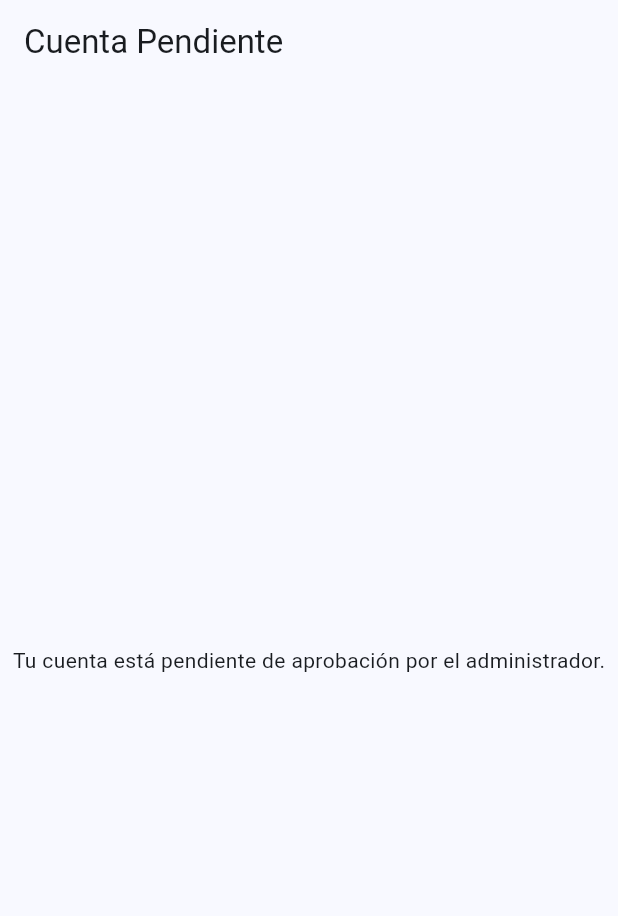
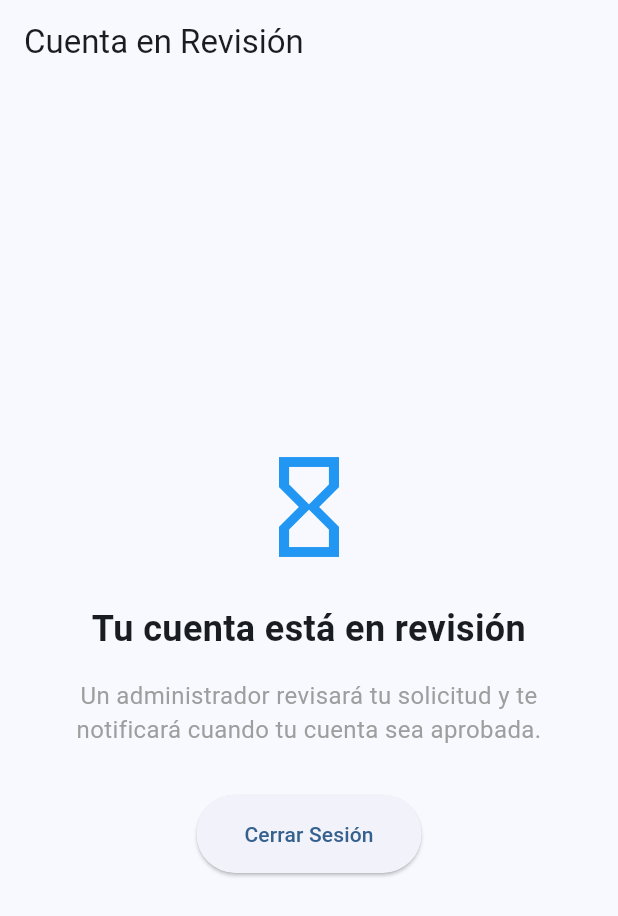
Before and after one commit to CiroCortes/asistencias_cristianaa, a Flutter app: the screen it shows once a user with an empty profile is signed in, on a phone screen of 412 x 824 dp. Shown: the top 916 px of the screen. Run offline on Flutter 3.47's test engine with Material 3 defaults, Android fonts, the phone set to English and light mode, and no system bars; our stand-ins replace cloud_firestore, connectivity_plus, firebase_auth, firebase_core, fl_chart, google_sign_in; accounts and stored records are empty; network calls fail.

Commit message:
se implementan inicion de sesion mas robustos

```diff
--- a/lib/core/services/auth_service.dart
+++ b/lib/core/services/auth_service.dart
@@ -179,10 +179,8 @@ class AuthService {
   // Cerrar sesión
   Future<void> signOut() async {
     try {
-      await Future.wait([
-        _auth.signOut(),
-        _googleSignIn.signOut(),
-      ]);
+      await _auth.signOut();
+      await _googleSignIn.signOut();
     } catch (e) {
       throw Exception('Error al cerrar sesión: $e');
     }
--- a/lib/main.dart
+++ b/lib/main.dart
@@ -2,6 +2,7 @@ import 'package:flutter/material.dart';
 import 'package:asistencias_app/presentation/screens/auth/auth_wrapper.dart';
 import 'package:asistencias_app/presentation/screens/auth/login_screen.dart';
 import 'package:asistencias_app/presentation/screens/auth/register_screen.dart';
+import 'package:asistencias_app/presentation/screens/auth/pending_approval_screen.dart';
 import 'package:asistencias_app/presentation/screens/admin_dashboard/admin_dashboard_screen.dart';
 import 'package:asistencias_app/presentation/screens/user_dashboard/user_dashboard_screen.dart';
 import 'package:asistencias_app/core/providers/user_provider.dart';
@@ -66,6 +67,7 @@ class AsistenciasApp extends StatelessWidget {
           '/': (context) => const AuthWrapper(),
           '/login': (context) => const LoginScreen(),
           '/register': (context) => const RegisterScreen(),
+          '/pending_approval': (context) => const PendingApprovalScreen(),
           '/admin_dashboard': (context) => const AdminDashboardScreen(),
           '/user_dashboard': (context) => const UserDashboardScreen(),
         },
--- a/lib/presentation/screens/auth/auth_wrapper.dart
+++ b/lib/presentation/screens/auth/auth_wrapper.dart
@@ -2,23 +2,118 @@ import 'package:flutter/material.dart';
 import 'package:firebase_auth/firebase_auth.dart';
 import 'package:asistencias_app/core/providers/user_provider.dart';
 import 'package:asistencias_app/presentation/screens/auth/login_screen.dart';
+import 'package:asistencias_app/presentation/screens/auth/pending_approval_screen.dart';
 import 'package:asistencias_app/presentation/screens/admin_dashboard/admin_dashboard_screen.dart';
 import 'package:asistencias_app/presentation/screens/user_dashboard/user_dashboard_screen.dart';
 import 'package:provider/provider.dart';
+import 'package:connectivity_plus/connectivity_plus.dart';
 
-class AuthWrapper extends StatelessWidget {
+class AuthWrapper extends StatefulWidget {
   const AuthWrapper({super.key});
 
   @override
+  State<AuthWrapper> createState() => _AuthWrapperState();
+}
+
+class _AuthWrapperState extends State<AuthWrapper> {
+  bool _isCheckingConnection = true;
+  bool _hasConnection = true;
+
+  @override
+  void initState() {
+    super.initState();
+    _checkConnection();
+    // Cargar el usuario después de que el widget esté montado
+    WidgetsBinding.instance.addPostFrameCallback((_) {
+      if (mounted) {
+        final userProvider = context.read<UserProvider>();
+        userProvider.loadUser();
+      }
+    });
+  }
+
+  Future<void> _checkConnection() async {
+    if (!mounted) return;
+
+    setState(() {
+      _isCheckingConnection = true;
+    });
+
+    try {
+      final connectivityResult = await Connectivity().checkConnectivity();
+      setState(() {
+        _hasConnection = connectivityResult != ConnectivityResult.none;
+        _isCheckingConnection = false;
+      });
+    } catch (e) {
+      if (mounted) {
+        setState(() {
+          _hasConnection = false;
+          _isCheckingConnection = false;
+        });
+      }
+    }
+  }
+
+  @override
   Widget build(BuildContext context) {
+    if (_isCheckingConnection) {
+      return const Scaffold(
+        body: Center(
+          child: CircularProgressIndicator(),
+        ),
+      );
+    }
+
+    if (!_hasConnection) {
+      return Scaffold(
+        body: Center(
+          child: Column(
+            mainAxisAlignment: MainAxisAlignment.center,
+            children: [
+              const Icon(Icons.wifi_off, size: 48, color: Colors.red),
+              const SizedBox(height: 16),
+              const Text(
+                'No hay conexión a internet',
+                style: TextStyle(fontSize: 18),
+              ),
+              const SizedBox(height: 16),
+              ElevatedButton(
+                onPressed: _checkConnection,
+                child: const Text('Reintentar'),
+              ),
+            ],
+          ),
+        ),
+      );
+    }
+
     return StreamBuilder<User?>(
       stream: FirebaseAuth.instance.authStateChanges(),
       builder: (context, snapshot) {
         // Si hay un error en la autenticación
         if (snapshot.hasError) {
-          return const Scaffold(
+          return Scaffold(
             body: Center(
-              child: Text('Error en la autenticación'),
+              child: Column(
+                mainAxisAlignment: MainAxisAlignment.center,
+                children: [
+                  const Icon(Icons.error_outline, size: 48, color: Colors.red),
+                  const SizedBox(height: 16),
+                  Text(
+                    'Error en la autenticación: ${snapshot.error}',
+                    textAlign: TextAlign.center,
+                  ),
+                  const SizedBox(height: 16),
+                  ElevatedButton(
+                    onPressed: () {
+                      final userProvider = context.read<UserProvider>();
+                      userProvider.loadUser();
+                    },
+                    child: const Text('Reintentar'),
+                  ),
+                ],
+              ),
             ),
           );
         }
@@ -32,14 +127,15 @@ class AuthWrapper extends StatelessWidget {
           );
         }
 
-        // Si hay un usuario autenticado
-        if (snapshot.hasData && snapshot.data != null) {
-          // Cargar los datos del usuario en el provider
-          context.read<UserProvider>().loadUser();
+        // Si no hay usuario autenticado
+        if (!snapshot.hasData) {
+          return const LoginScreen();
+        }
 
-          // Esperar a que el usuario esté cargado
+        // Si hay usuario autenticado, verificar su estado
         return Consumer<UserProvider>(
           builder: (context, userProvider, _) {
+            // Si está cargando el usuario
             if (userProvider.isLoading) {
               return const Scaffold(
                 body: Center(
@@ -48,23 +144,56 @@ class AuthWrapper extends StatelessWidget {
               );
             }
 
-              final user = userProvider.user;
-              if (user == null) {
-                return const LoginScreen();
-              }
-
-              // Redirigir según el rol
-              if (userProvider.isAdmin) {
-                return const AdminDashboardScreen();
-              } else {
-                return const UserDashboardScreen();
-              }
+            // Si hay un error en el provider
+            if (userProvider.errorMessage != null) {
+              return Scaffold(
+                body: Center(
+                  child: Column(
+                    mainAxisAlignment: MainAxisAlignment.center,
+                    children: [
+                      const Icon(Icons.error_outline, size: 48, color: Colors.red),
+                      const SizedBox(height: 16),
+                      Text(
+                        userProvider.errorMessage!,
+                        textAlign: TextAlign.center,
+                      ),
+                      const SizedBox(height: 16),
+                      ElevatedButton(
+                        onPressed: () {
+                          userProvider.loadUser();
                         },
+                        child: const Text('Reintentar'),
+                      ),
+                    ],
+                  ),
+                ),
               );
             }
 
-        // Si no hay usuario autenticado
-        return const LoginScreen();
+            final user = userProvider.user;
+
+            // Si no se pudo cargar el usuario
+            if (user == null) {
+              // Forzar recarga del usuario
+              userProvider.loadUser();
+              return const Scaffold(
+                body: Center(
+                  child: CircularProgressIndicator(),
+                ),
+              );
+            }
+
+            // Si el usuario no está aprobado, mostrar pantalla de espera
+            if (!user.isApproved) {
+              return const PendingApprovalScreen();
+            }
+
+            // Si el usuario está aprobado, mostrar el dashboard correspondiente
+            return user.role == 'admin'
+                ? const AdminDashboardScreen()
+                : const UserDashboardScreen();
+          },
+        );
       },
     );
   }
--- /dev/null
+++ b/lib/presentation/screens/auth/pending_approval_screen.dart
@@ -0,0 +1,99 @@
+import 'package:flutter/material.dart';
+import 'package:firebase_auth/firebase_auth.dart';
+import 'package:asistencias_app/core/services/auth_service.dart';
+
+class PendingApprovalScreen extends StatefulWidget {
+  const PendingApprovalScreen({super.key});
+
+  @override
+  State<PendingApprovalScreen> createState() => _PendingApprovalScreenState();
+}
+
+class _PendingApprovalScreenState extends State<PendingApprovalScreen> {
+  final _authService = AuthService();
+  bool _isLoading = false;
+
+  Future<void> _signOut() async {
+    setState(() {
+      _isLoading = true;
+    });
+
+    try {
+      await _authService.signOut();
+      if (mounted) {
+        Navigator.pushReplacementNamed(context, '/login');
+      }
+    } catch (e) {
+      if (mounted) {
+        ScaffoldMessenger.of(context).showSnackBar(
+          SnackBar(
+            content: Text('Error al cerrar sesión: ${e.toString()}'),
+            backgroundColor: Colors.red,
+          ),
+        );
+      }
+    } finally {
+      if (mounted) {
+        setState(() {
+          _isLoading = false;
+        });
+      }
+    }
+  }
+
+  @override
+  Widget build(BuildContext context) {
+    return Scaffold(
+      appBar: AppBar(
+        title: const Text('Cuenta en Revisión'),
+        automaticallyImplyLeading: false,
+      ),
+      body: Center(
+        child: Padding(
+          padding: const EdgeInsets.all(24.0),
+          child: Column(
+            mainAxisAlignment: MainAxisAlignment.center,
+            children: [
+              const Icon(
+                Icons.hourglass_empty,
+                size: 80,
+                color: Colors.blue,
+              ),
+              const SizedBox(height: 24),
+              const Text(
+                'Tu cuenta está en revisión',
+                style: TextStyle(
+                  fontSize: 24,
+                  fontWeight: FontWeight.bold,
+                ),
+                textAlign: TextAlign.center,
+              ),
+              const SizedBox(height: 16),
+              const Text(
+                'Un administrador revisará tu solicitud y te notificará cuando tu cuenta sea aprobada.',
+                style: TextStyle(
+                  fontSize: 16,
+                  color: Colors.grey,
+                ),
+                textAlign: TextAlign.center,
+              ),
+              const SizedBox(height: 32),
+              ElevatedButton(
+                onPressed: _isLoading ? null : _signOut,
+                style: ElevatedButton.styleFrom(
+                  padding: const EdgeInsets.symmetric(
+                    horizontal: 32,
+                    vertical: 16,
+                  ),
+                ),
+                child: _isLoading
+                    ? const CircularProgressIndicator()
+                    : const Text('Cerrar Sesión'),
+              ),
+            ],
+          ),
+        ),
+      ),
+    );
+  }
+}
--- a/pubspec.yaml
+++ b/pubspec.yaml
@@ -40,6 +40,8 @@ dependencies:
   google_sign_in: ^6.1.6
   provider: ^6.1.1
   fl_chart: ^0.66.2
+  collection: ^1.18.0
+  connectivity_plus: ^5.0.2
 
 dev_dependencies:
   flutter_test:
```
Also changed, not shown: lib/core/providers/user_provider.dart (+88 -16 lines), lib/presentation/screens/auth/login_screen.dart (+8 -8 lines), lib/presentation/screens/auth/register_screen.dart (+2 -12 lines), pubspec.lock, 4 other files. Lines whose indentation alone changed are shown as unchanged.
